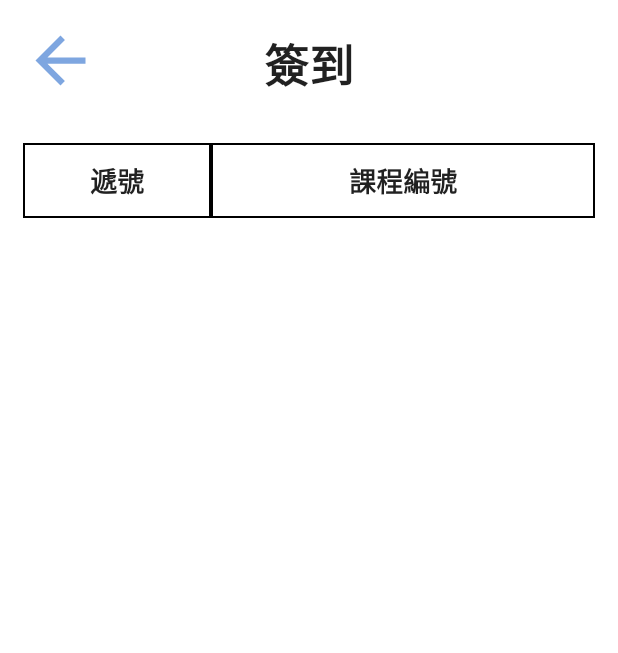
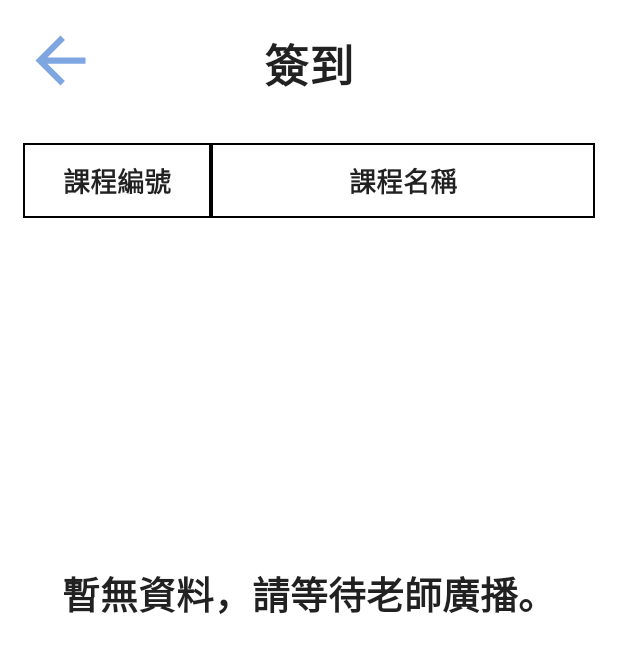
Before and after one commit to NakiriYuuzu/McyangAPP, an Android app: the SignActivity screen opened directly, with no data from a screen before it, on a phone screen of 412 x 824 dp. Shown: the top 653 px of the screen. Run offline under Robolectric (Android 15) with nearby library versions, the phone set to English and light mode, and no system bars; libraries missing offline, so code that uses them is left out: org.altbeacon.beacon; 5 statements that could not run were skipped.

Commit message:
Version: 1.0.5 Status: Dev -----Patch Info----- 1. done SignActivity and fixed bug.

```diff
--- a/mcyangStudentApp/app/src/main/java/tw/edu/mcyangstudentapp/Activity/SignActivity.java
+++ b/mcyangStudentApp/app/src/main/java/tw/edu/mcyangstudentapp/Activity/SignActivity.java
@@ -1,21 +1,20 @@
 package tw.edu.mcyangstudentapp.Activity;
 
 import androidx.appcompat.app.AppCompatActivity;
-import androidx.lifecycle.LifecycleOwner;
-import androidx.lifecycle.Observer;
 import androidx.lifecycle.ViewModelProvider;
 import androidx.recyclerview.widget.LinearLayoutManager;
 import androidx.recyclerview.widget.RecyclerView;
 
 import android.os.Bundle;
 import android.util.Log;
+import android.view.View;
 
 import com.google.android.material.imageview.ShapeableImageView;
+import com.google.android.material.textview.MaterialTextView;
 
 import org.altbeacon.beacon.Beacon;
 
 import java.util.ArrayList;
-import java.util.Collections;
 
 import tw.edu.mcyangstudentapp.ActivityModel.SignModel;
 import tw.edu.mcyangstudentapp.BeaconModel.BeaconController;
@@ -24,62 +23,59 @@ import tw.edu.mcyangstudentapp.RecycleAdapter.SignAdapter;
 import tw.edu.mcyangstudentapp.StoredData.ShareData;
 import tw.edu.mcyangstudentapp.ViewModel.SignViewModel;
 
-public class SignActivity extends AppCompatActivity implements LifecycleOwner {
+public class SignActivity extends AppCompatActivity {
 
     private static final String TAG = "SignActivity: ";
 
-    ArrayList<SignModel> signModels;
+    ArrayList<SignModel> globalSignList;
 
     ShapeableImageView btnBack;
+    MaterialTextView tvNoData;
     RecyclerView recyclerView;
 
-    BeaconController beaconController;
-    SignViewModel viewModel;
+    BeaconController beaconController;0
     ShareData shareData;
     SignAdapter signAdapter;
-    SignModel signModel;
+    SignViewModel signViewModel;
 
     @Override
     protected void onCreate(Bundle savedInstanceState) {
         super.onCreate(savedInstanceState);
         setContentView(R.layout.activity_sign);
-
         initView();
         initButton();
         startScanning();
+        initViewModel();
         initRecycleView();
     }
 
-    Observer<ArrayList<SignModel>> signListUpdateObserver = signModels -> signAdapter.updateSignList(signModels);
-
-//    private void initViewModel() {
-//        viewModel = new ViewModelProvider(this).get(SignViewModel.class);
-//        viewModel.getUserMutableLiveData().observe(this, signListUpdateObserver);
-//    }
+    private void initViewModel() {
+        signViewModel = new ViewModelProvider(this).get(SignViewModel.class);
+        signViewModel.getSignListObserver().observe(this, signModels -> {
+            if (signModels != null)
+                signAdapter.updateSignAdapter(signModels);
+        });
+    }
 
     private void startScanning() {
         Log.e(TAG, "startScanning: ");
 
         beaconController.startScanning((beacons, region) -> {
             if (beacons.size() > 0) {
-                for (Beacon beaconList : beacons) {
-                    ArrayList<Beacon> list = new ArrayList<>();
-                    ArrayList<SignModel> signList = new ArrayList<>();
+                ArrayList<SignModel> signList = new ArrayList<>();
 
-                    list.add(beaconList);
-                    if (list.size() > 0) {
-                        Collections.sort(list, (o1, o2) -> Double.compare(o2.getDistance(), o1.getDistance()));
+                for (Beacon beaconList : beacons)
+                    signList.add(new SignModel(beaconList.getId2().toString(), beaconList.getId3().toString()));
 
-                        for (Beacon b : list) {
-                            signModel.setMinor(b.getId2().toString());
-                            signModel.setMajor(b.getId3().toString());
-                            signList.add(new SignModel(b.getId2().toString(), b.getId3().toString()));
-                        }
+                signViewModel.setSignList(signList);
+                shareData.sign_saveData(signList);
+                tvNoData.setVisibility(View.GONE);
 
-                        shareData.sign_saveData(signList);
-                    }
-                    //initViewModel();
-                }
+            } else {
+                ArrayList<SignModel> signList = new ArrayList<>();
+                signViewModel.setSignList(signList);
+                Log.e(TAG, "Nothing Here");
+                tvNoData.setVisibility(View.VISIBLE);
             }
         });
     }
@@ -88,25 +84,38 @@ public class SignActivity extends AppCompatActivity implements LifecycleOwner {
         recyclerView.setHasFixedSize(true);
         recyclerView.setLayoutManager(new LinearLayoutManager(this));
 
-        signAdapter = new SignAdapter(this, signModels);
+        signAdapter = new SignAdapter(this, globalSignList);
         recyclerView.setAdapter(signAdapter);
     }
 
     private void initButton() {
-        btnBack.setOnClickListener(v -> finish());
+        btnBack.setOnClickListener(v -> {
+            finish();
+            beaconController.stopScanning();
+        });
     }
 
     private void initView() {
         btnBack = findViewById(R.id.sign_btn_back);
         recyclerView = findViewById(R.id.sign_recycleView);
-
-        signModel = new SignModel();
+        tvNoData = findViewById(R.id.sign_textView_NoFound);
 
         shareData = new ShareData(this);
-        signModels = shareData.sign_getData();
 
         beaconController = new BeaconController(this);
         beaconController.beaconInit();
+    }
+
+    @Override
+    protected void onPause() {
+        super.onPause();
+        beaconController.stopScanning();
+    }
+
+    @Override
+    protected void onStop() {
+        super.onStop();
+        beaconController.stopScanning();
     }
 
     @Override
--- a/mcyangStudentApp/app/src/main/java/tw/edu/mcyangstudentapp/ActivityModel/SignModel.java
+++ b/mcyangStudentApp/app/src/main/java/tw/edu/mcyangstudentapp/ActivityModel/SignModel.java
@@ -2,10 +2,6 @@ package tw.edu.mcyangstudentapp.ActivityModel;
 
 public class SignModel {
     private String major, minor;
-
-    public SignModel() {
-
-    }
 
     public SignModel(String major, String minor) {
         this.major = major;
--- a/mcyangStudentApp/app/src/main/java/tw/edu/mcyangstudentapp/RecycleAdapter/SignAdapter.java
+++ b/mcyangStudentApp/app/src/main/java/tw/edu/mcyangstudentapp/RecycleAdapter/SignAdapter.java
@@ -30,18 +30,19 @@ public class SignAdapter extends RecyclerView.Adapter<SignAdapter.SignViewHolder
 
     Activity activity;
     ShareData shareData;
-    ClassID_Status status;
+    ClassID_Status status = new ClassID_Status();
 
-    ArrayList<SignModel> signModels;
-
-    public SignAdapter(Activity activity) {
-        this.activity = activity;
-        this.signModels = new ArrayList<>();
-    }
+    private ArrayList<SignModel> signData;
 
     public SignAdapter(Activity activity, ArrayList<SignModel> signModels) {
         this.activity = activity;
-        this.signModels = signModels;
+        this.signData = signModels;
+    }
+
+    @SuppressLint("NotifyDataSetChanged")
+    public void updateSignAdapter(ArrayList<SignModel> signModels) {
+        this.signData = signModels;
+        notifyDataSetChanged();
     }
 
     @NonNull
@@ -53,22 +54,19 @@ public class SignAdapter extends RecyclerView.Adapter<SignAdapter.SignViewHolder
 
     @Override
     public void onBindViewHolder(@NonNull SignViewHolder holder, int position) {
+        Log.e(TAG, " adapter size: " + signData.size());
+        holder.tvLeft.setText(signData.get(position).getMajor());
+        holder.tvRight.setText(status.getClassNames(signData.get(position).getMinor()));
+
         holder.btnSummit.setOnClickListener(v -> bottomSheet());
     }
 
     @Override
     public int getItemCount() {
-        if (signModels != null)
-            return signModels.size();
+        if (this.signData != null)
+            return this.signData.size();
         else
             return 0;
-    }
-
-    @SuppressLint("NotifyDataSetChanged")
-    public void updateSignList(ArrayList<SignModel> signModels) {
-        this.signModels.clear();
-        this.signModels = signModels;
-        notifyDataSetChanged();
     }
 
     public void bottomSheet() {
--- a/mcyangStudentApp/app/src/main/java/tw/edu/mcyangstudentapp/ViewModel/SignViewModel.java
+++ b/mcyangStudentApp/app/src/main/java/tw/edu/mcyangstudentapp/ViewModel/SignViewModel.java
@@ -1,58 +1,31 @@
 package tw.edu.mcyangstudentapp.ViewModel;
 
-import androidx.lifecycle.LiveData;
+import android.util.Log;
+
 import androidx.lifecycle.MutableLiveData;
 import androidx.lifecycle.ViewModel;
 
 import java.util.ArrayList;
 
 import tw.edu.mcyangstudentapp.ActivityModel.SignModel;
-import tw.edu.mcyangstudentapp.StoredData.ShareData;
 
 public class SignViewModel extends ViewModel {
-    private final MutableLiveData<String> classNO = new MutableLiveData<>();
-    private final MutableLiveData<String> classID = new MutableLiveData<>();
 
-    public void setClassNO(String s) {
-        classNO.setValue(s);
+    MutableLiveData<ArrayList<SignModel>> signList;
+
+    public SignViewModel() {
+        signList = new MutableLiveData<>();
     }
 
-    public LiveData<String> getClassNO() {
-        return classNO;
+    public MutableLiveData<ArrayList<SignModel>> getSignListObserver() {
+        return signList;
     }
 
-    public void setClassID(String s) {
-        classID.setValue(s);
-    }
-
-    public LiveData<String> getClassID() {
-        return classID;
+    public void setSignList(ArrayList<SignModel> signModels) {
+        signList.setValue(signModels);
+        if (signModels != null) {
+            for (SignModel s : signModels)
+                Log.e("AAA", s.getMajor());
+        }
     }
 }
-
-
-//public class SignViewModel extends ViewModel {
-//
-//    MutableLiveData<ArrayList<SignModel>> signLiveData;
-//    ArrayList<SignModel> signArrayList;
-//    ShareData shareData;
-//
-//    public SignViewModel() {
-//        signLiveData = new MutableLiveData<>();
-//        shareData = new ShareData();
-//        init();
-//    }
-//
-//    public MutableLiveData<ArrayList<SignModel>> getUserMutableLiveData() {
-//        return signLiveData;
-//    }
-//
-//    public void init() {
-//        signDataList();
-//        signLiveData.setValue(signArrayList);
-//    }
-//
-//    private void signDataList() {
-//        signArrayList = shareData.sign_getData();
-//    }
-//}
--- a/mcyangStudentApp/app/src/main/res/layout/activity_sign.xml
+++ b/mcyangStudentApp/app/src/main/res/layout/activity_sign.xml
@@ -69,7 +69,7 @@
     <androidx.recyclerview.widget.RecyclerView
         android:id="@+id/sign_recycleView"
         android:layout_width="match_parent"
-        android:layout_height="wrap_content"
+        android:layout_height="500dp"
         android:layout_marginStart="15dp"
         android:layout_marginEnd="15dp"
         app:layout_constraintEnd_toEndOf="parent"
@@ -77,4 +77,22 @@
         app:layout_constraintStart_toStartOf="parent"
         app:layout_constraintTop_toBottomOf="@+id/materialCardView" />
 
+    <com.google.android.material.textview.MaterialTextView
+        android:id="@+id/sign_textView_NoFound"
+        android:text="@string/sign_textview_NoData"
+        android:textSize="25sp"
+        android:textStyle="bold"
+        android:fontFamily="@font/noto_sans"
+        android:textAppearance="@style/TextAppearance.AppCompat.Large"
+        android:gravity="center"
+        android:layout_width="match_parent"
+        android:layout_height="500dp"
+        android:layout_marginStart="15dp"
+        android:layout_marginEnd="15dp"
+        android:visibility="visible"
+        app:layout_constraintEnd_toEndOf="parent"
+        app:layout_constraintHorizontal_bias="0.0"
+        app:layout_constraintStart_toStartOf="parent"
+        app:layout_constraintTop_toBottomOf="@+id/materialCardView"/>
+
 </androidx.constraintlayout.widget.ConstraintLayout>
--- a/mcyangStudentApp/app/src/main/res/values/strings.xml
+++ b/mcyangStudentApp/app/src/main/res/values/strings.xml
@@ -27,8 +27,9 @@
 
     <!--SignActivity-->
     <string name="sign_title">簽到</string>
-    <string name="sign_recycleView_Left">遞號</string>
-    <string name="sign_recycleView_Right">課程編號</string>
+    <string name="sign_recycleView_Left">課程編號</string>
+    <string name="sign_recycleView_Right">課程名稱</string>
+    <string name="sign_textview_NoData">暫無資料，請等待老師廣播。</string>
 
     <!--BottomSheet-->
     <string name="bottom_sheet_Names">請輸入姓名</string>
```
Also changed, not shown: mcyangStudentApp/app/src/main/java/tw/edu/mcyangstudentapp/StoredData/ShareData.java (+7 -7 lines).
